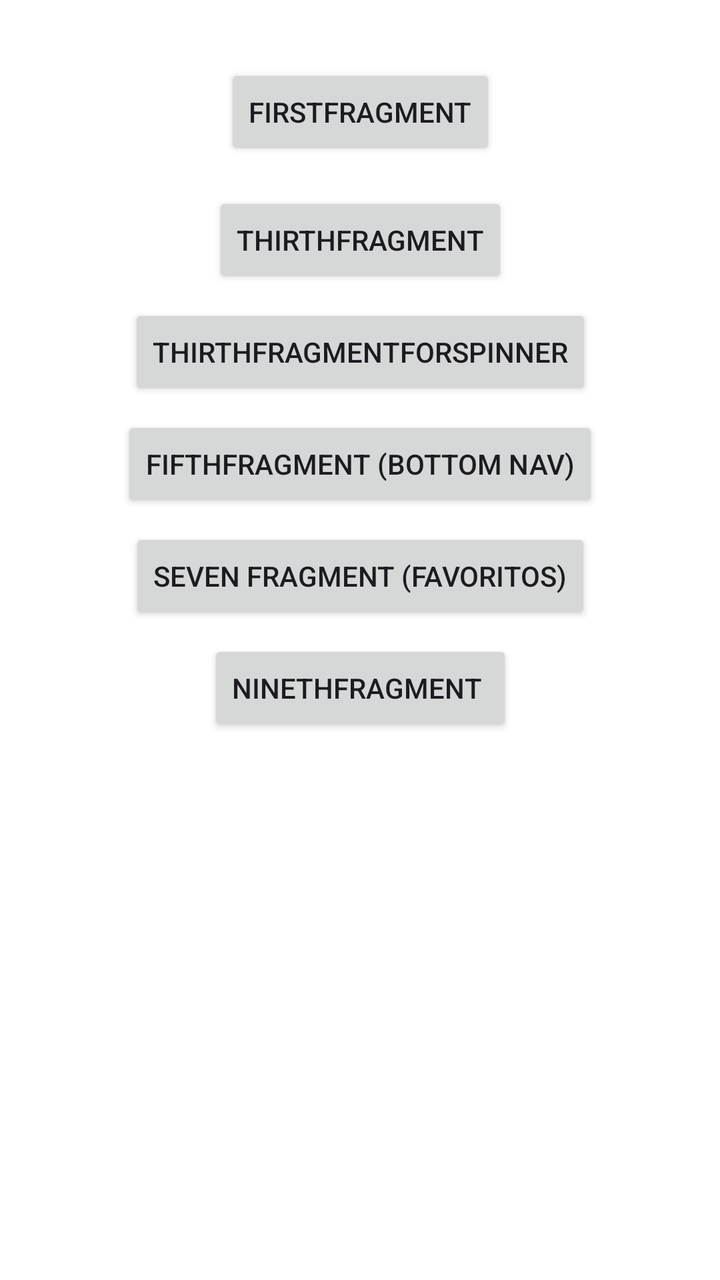
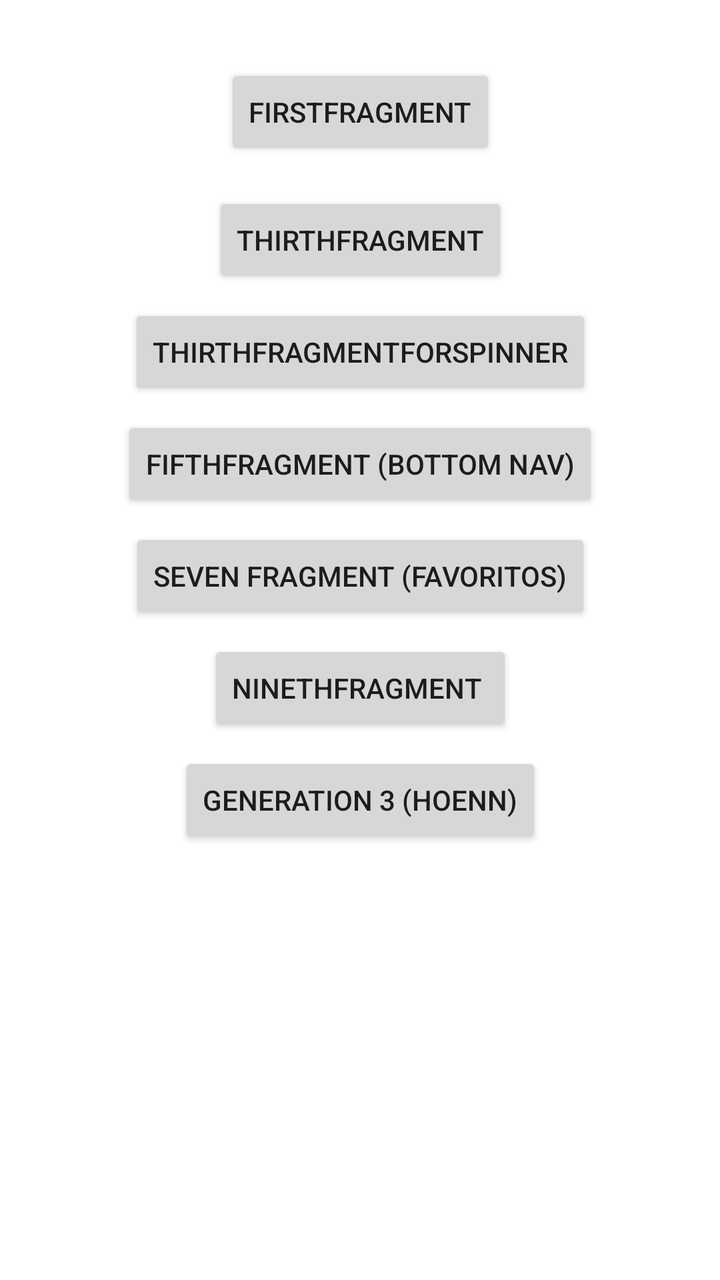

Compare the two renders of this Android layout. The source of the first and the diff that turns it into the second are given below.
<!-- AndroidManifest.xml: application theme Theme.Pokedex2990cleanArchitecure -->
<!-- res/layout/fragment_menu_for_test.xml -->
<?xml version="1.0" encoding="utf-8"?>
<androidx.constraintlayout.widget.ConstraintLayout xmlns:android="http://schemas.android.com/apk/res/android"
    xmlns:app="http://schemas.android.com/apk/res-auto"
    xmlns:tools="http://schemas.android.com/tools"
    android:id="@+id/frameLayout"
    android:layout_width="match_parent"
    android:layout_height="match_parent"
    tools:context=".presentation.ui.MenuForTestFragment">

    <Button
        android:id="@+id/btn_for_firstFragment"
        android:layout_width="wrap_content"
        android:layout_height="wrap_content"
        android:layout_marginTop="32dp"
        android:text="FirstFragment"
        app:layout_constraintEnd_toEndOf="parent"
        app:layout_constraintStart_toStartOf="parent"
        app:layout_constraintTop_toTopOf="parent" />

    <Button
        android:id="@+id/btn_for_thirthFragment"
        android:layout_width="wrap_content"
        android:layout_height="wrap_content"
        android:layout_marginTop="16dp"
        android:text="ThirthFragment"
        app:layout_constraintEnd_toEndOf="parent"
        app:layout_constraintStart_toStartOf="parent"
        app:layout_constraintTop_toBottomOf="@+id/btn_for_firstFragment" />

    <Button
        android:id="@+id/btn_for_thirthforSpinner"
        android:layout_width="wrap_content"
        android:layout_height="wrap_content"
        android:layout_marginTop="8dp"
        android:text="ThirthFragmentForSpinner"
        app:layout_constraintEnd_toEndOf="parent"
        app:layout_constraintStart_toStartOf="parent"
        app:layout_constraintTop_toBottomOf="@+id/btn_for_thirthFragment" />

    <Button
        android:id="@+id/btn_for_fifthFragment"
        android:layout_width="wrap_content"
        android:layout_height="wrap_content"
        android:layout_marginTop="8dp"
        android:text="FifthFragment (Bottom Nav)"
        app:layout_constraintEnd_toEndOf="parent"
        app:layout_constraintStart_toStartOf="parent"
        app:layout_constraintTop_toBottomOf="@+id/btn_for_thirthforSpinner" />

    <Button
        android:id="@+id/btn_for_seventhFragment"
        android:layout_width="wrap_content"
        android:layout_height="wrap_content"
        android:layout_marginTop="8dp"
        android:text="Seven Fragment (Favoritos)"
        app:layout_constraintEnd_toEndOf="parent"
        app:layout_constraintStart_toStartOf="parent"
        app:layout_constraintTop_toBottomOf="@+id/btn_for_fifthFragment" />

    <Button
        android:id="@+id/btn_for_ninethFragment"
        android:layout_width="wrap_content"
        android:layout_height="wrap_content"
        android:layout_marginTop="8dp"
        android:text="NinethFragment "
        app:layout_constraintEnd_toEndOf="parent"
        app:layout_constraintStart_toStartOf="parent"
        app:layout_constraintTop_toBottomOf="@+id/btn_for_seventhFragment" />

</androidx.constraintlayout.widget.ConstraintLayout>
<!-- resources referenced by this layout -->
<resources>
  <style name="Theme.Pokedex2990cleanArchitecure" parent="Theme.Material3.DayNight.NoActionBar">
          
          <item name="colorPrimary">@color/verde_agua_claro</item>
          <item name="colorPrimaryVariant">@color/verde_agua_claro_dark</item>
          <item name="colorOnPrimary">@color/white</item>
  
          
          <item name="android:windowBackground">@color/white</item>
      </style>
  <color name="verde_agua_claro">#4DB6AC</color>
  <color name="verde_agua_claro_dark">#00897B</color>
  <color name="white">#FFFFFFFF</color>
</resources>

<!-- the commit's change to res/layout/fragment_menu_for_test.xml (unified diff, before → after) -->
@@ -67,4 +67,14 @@
         app:layout_constraintStart_toStartOf="parent"
         app:layout_constraintTop_toBottomOf="@+id/btn_for_seventhFragment" />
 
+    <Button
+        android:id="@+id/btn_for_generation3Fragment"
+        android:layout_width="wrap_content"
+        android:layout_height="wrap_content"
+        android:layout_marginTop="8dp"
+        android:text="Generation 3 (Hoenn)"
+        app:layout_constraintEnd_toEndOf="parent"
+        app:layout_constraintStart_toStartOf="parent"
+        app:layout_constraintTop_toBottomOf="@+id/btn_for_ninethFragment" />
+
 </androidx.constraintlayout.widget.ConstraintLayout>
